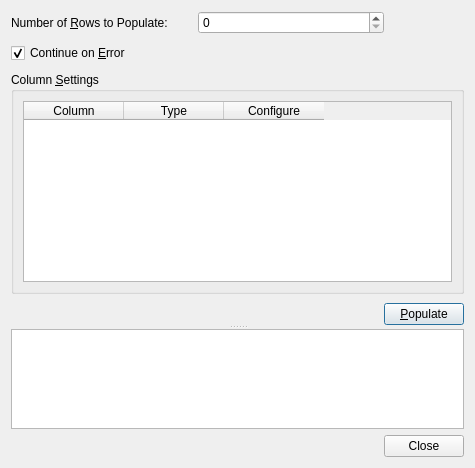
First picture: the form in Sqliteman/sqliteman/populatordialog.ui, repository iamkjg/sqliteman, before the edit.
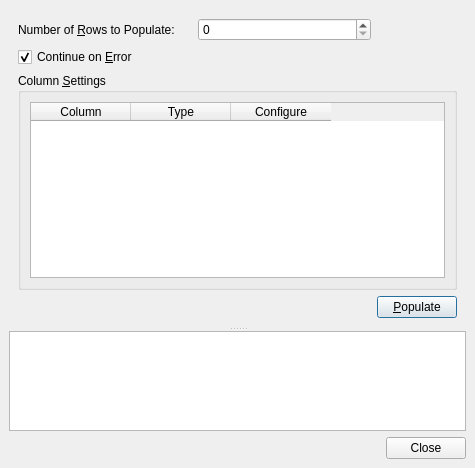
Second picture: the form after the edit.

The edit to the form file:
```diff
--- a/Sqliteman/sqliteman/populatordialog.ui
+++ b/Sqliteman/sqliteman/populatordialog.ui
@@ -13,6 +13,12 @@
    <string>Populate Table</string>
   </property>
   <layout class="QGridLayout" >
+   <property name="margin" >
+    <number>9</number>
+   </property>
+   <property name="spacing" >
+    <number>6</number>
+   </property>
    <item row="0" column="0" >
     <widget class="QSplitter" name="splitter" >
      <property name="orientation" >
@@ -20,26 +26,20 @@
      </property>
      <widget class="QWidget" native="1" name="widget" >
       <layout class="QGridLayout" >
-       <property name="leftMargin" >
-        <number>0</number>
-       </property>
-       <property name="topMargin" >
-        <number>0</number>
-       </property>
-       <property name="rightMargin" >
-        <number>0</number>
-       </property>
-       <property name="bottomMargin" >
-        <number>0</number>
-       </property>
-       <property name="horizontalSpacing" >
-        <number>0</number>
-       </property>
-       <property name="verticalSpacing" >
+       <property name="margin" >
         <number>9</number>
        </property>
+       <property name="spacing" >
+        <number>6</number>
+       </property>
        <item row="0" column="0" >
         <layout class="QHBoxLayout" >
+         <property name="margin" >
+          <number>0</number>
+         </property>
+         <property name="spacing" >
+          <number>6</number>
+         </property>
          <item>
           <widget class="QLabel" name="label" >
            <property name="text" >
@@ -65,6 +65,12 @@
           <string>Column &amp;Settings</string>
          </property>
          <layout class="QGridLayout" >
+          <property name="margin" >
+           <number>9</number>
+          </property>
+          <property name="spacing" >
+           <number>6</number>
+          </property>
           <item row="0" column="0" >
            <widget class="QTableWidget" name="columnTable" >
             <property name="alternatingRowColors" >
```
